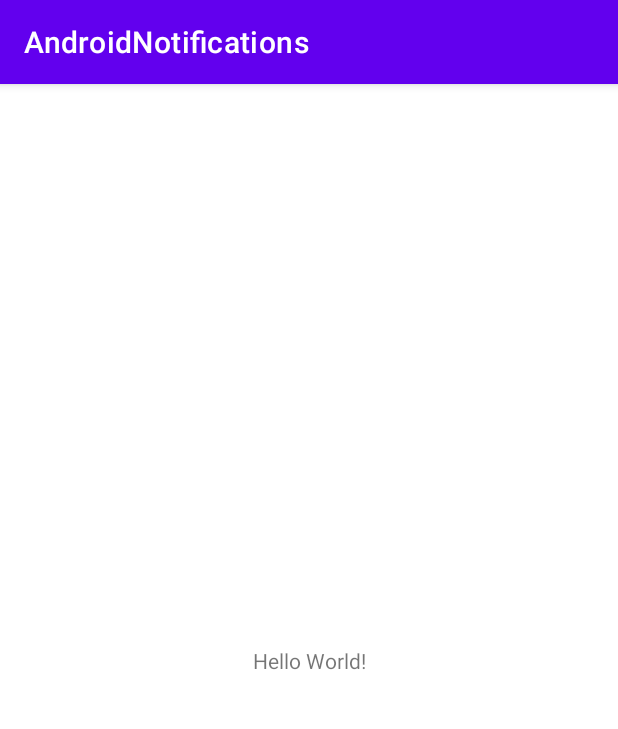
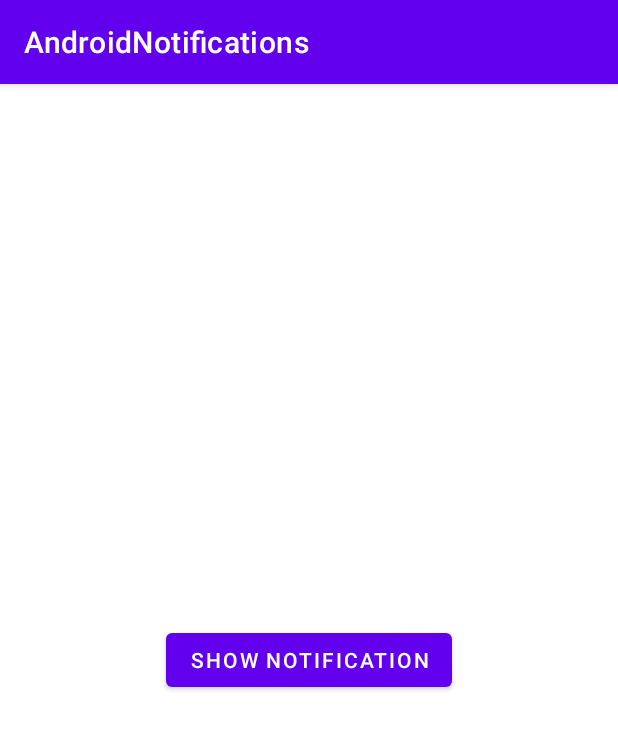
Before and after one commit to frankdavid-addae/android-notifications, an Android app: the screen it shows after launch (MainActivity), on a phone screen of 412 x 824 dp. Shown: the top 729 px of the screen. Run offline under Robolectric (Android 15) with nearby library versions, the phone set to English and light mode, and no system bars.

Commit message:
notification

```diff
--- a/app/src/main/AndroidManifest.xml
+++ b/app/src/main/AndroidManifest.xml
@@ -11,7 +11,8 @@
         android:theme="@style/Theme.AndroidNotifications">
         <activity
             android:name=".MainActivity"
-            android:exported="true">
+            android:exported="true"
+            android:launchMode="singleInstance">
             <intent-filter>
                 <action android:name="android.intent.action.MAIN" />
 
--- /dev/null
+++ b/app/src/main/res/drawable/ic_adb.xml
@@ -0,0 +1,10 @@
+<vector xmlns:android="http://schemas.android.com/apk/res/android"
+    android:width="24dp"
+    android:height="24dp"
+    android:viewportWidth="24"
+    android:viewportHeight="24"
+    android:tint="?attr/colorControlNormal">
+  <path
+      android:fillColor="@android:color/white"
+      android:pathData="M5,16c0,3.87 3.13,7 7,7s7,-3.13 7,-7v-4L5,12v4zM16.12,4.37l2.1,-2.1 -0.82,-0.83 -2.3,2.31C14.16,3.28 13.12,3 12,3s-2.16,0.28 -3.09,0.75L6.6,1.44l-0.82,0.83 2.1,2.1C6.14,5.64 5,7.68 5,10v1h14v-1c0,-2.32 -1.14,-4.36 -2.88,-5.63zM9,9c-0.55,0 -1,-0.45 -1,-1s0.45,-1 1,-1 1,0.45 1,1 -0.45,1 -1,1zM15,9c-0.55,0 -1,-0.45 -1,-1s0.45,-1 1,-1 1,0.45 1,1 -0.45,1 -1,1z"/>
+</vector>
--- a/app/src/main/res/layout/activity_main.xml
+++ b/app/src/main/res/layout/activity_main.xml
@@ -6,10 +6,11 @@
     android:layout_height="match_parent"
     tools:context=".MainActivity">
 
-    <TextView
+    <Button
+        android:id="@+id/btnShowNotification"
         android:layout_width="wrap_content"
         android:layout_height="wrap_content"
-        android:text="Hello World!"
+        android:text="Show Notification"
         app:layout_constraintBottom_toBottomOf="parent"
         app:layout_constraintLeft_toLeftOf="parent"
         app:layout_constraintRight_toRightOf="parent"
```
Also changed, not shown: app/src/main/java/com/example/androidnotifications/MainActivity.java (+49 -0 lines), app/src/main/res/drawable/img.jpg (added).
